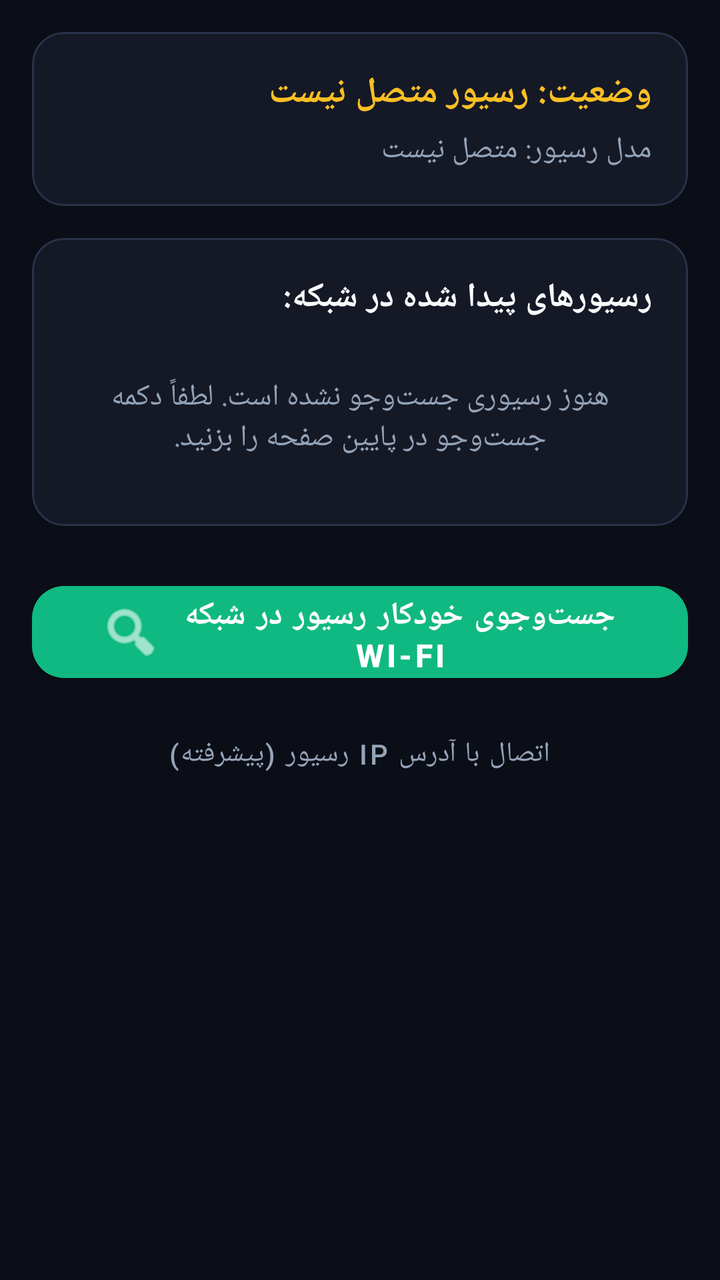
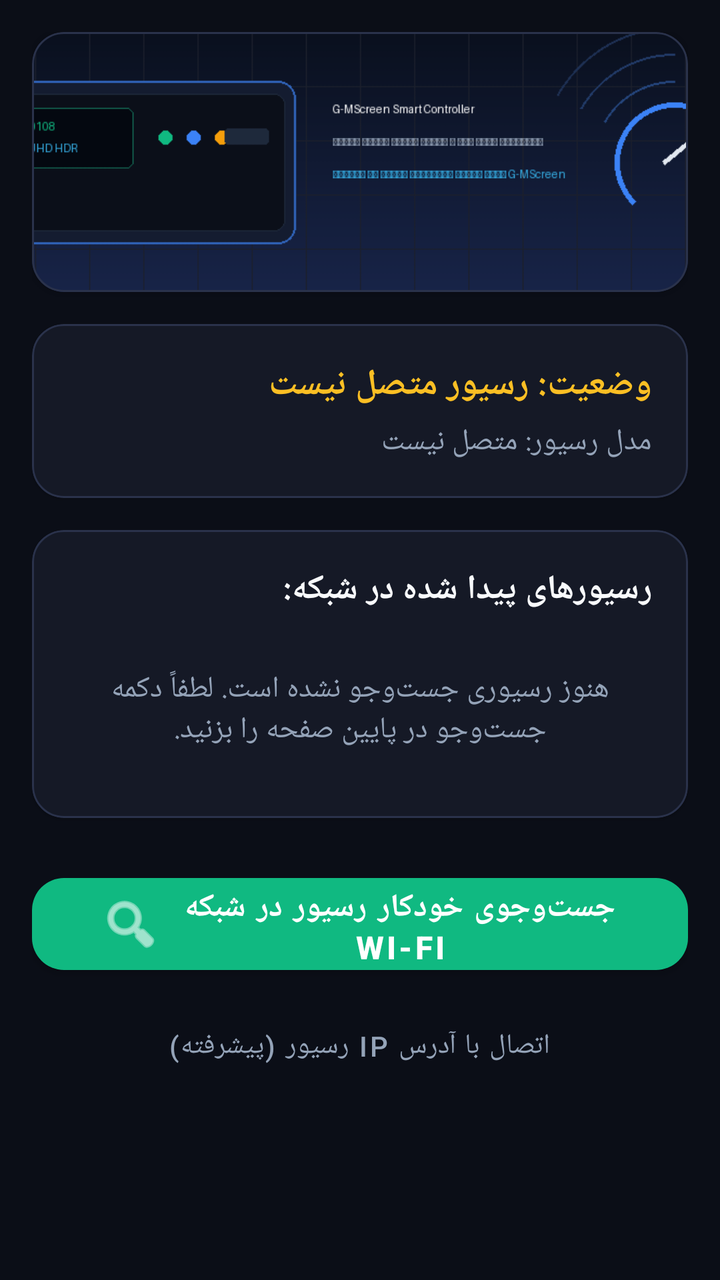

The first picture is an Android layout as it rendered before a commit; the second is the same layout after the commit. The layout source and the unified diff follow.
<!-- AndroidManifest.xml: application theme Theme.GMScreenAccessible -->
<!-- res/layout/fragment_connection.xml -->
<?xml version="1.0" encoding="utf-8"?>
<ScrollView xmlns:android="http://schemas.android.com/apk/res/android"
    xmlns:app="http://schemas.android.com/apk/res-auto"
    android:layout_width="match_parent"
    android:layout_height="match_parent"
    android:background="@color/dark_bg"
    android:fillViewport="true">

    <LinearLayout
        android:layout_width="match_parent"
        android:layout_height="wrap_content"
        android:orientation="vertical"
        android:padding="16dp">

        
        <com.google.android.material.card.MaterialCardView
            android:layout_width="match_parent"
            android:layout_height="wrap_content"
            android:layout_marginBottom="16dp"
            app:cardBackgroundColor="@color/card_bg"
            app:cardCornerRadius="16dp"
            app:strokeColor="@color/card_border"
            app:strokeWidth="1dp">

            <LinearLayout
                android:layout_width="match_parent"
                android:layout_height="wrap_content"
                android:orientation="vertical"
                android:padding="18dp">

                <TextView
                    android:id="@+id/txtStatus"
                    android:layout_width="match_parent"
                    android:layout_height="wrap_content"
                    android:text="@string/stb_status_disconnected"
                    android:textColor="@color/accent_yellow"
                    android:textSize="18sp"
                    android:textStyle="bold"
                    android:focusable="true" />

                <TextView
                    android:id="@+id/txtStbModel"
                    android:layout_width="match_parent"
                    android:layout_height="wrap_content"
                    android:layout_marginTop="6dp"
                    android:text="مدل رسیور: متصل نیست"
                    android:textColor="@color/text_secondary"
                    android:textSize="15sp"
                    android:focusable="true" />

                <com.google.android.material.button.MaterialButton
                    android:id="@+id/btnDisconnect"
                    android:layout_width="wrap_content"
                    android:layout_height="48dp"
                    android:layout_marginTop="14dp"
                    android:text="@string/btn_disconnect"
                    android:textColor="@color/white"
                    android:textStyle="bold"
                    android:visibility="gone"
                    app:backgroundTint="@color/accent_red"
                    app:cornerRadius="12dp" />
            </LinearLayout>
        </com.google.android.material.card.MaterialCardView>

        
        <com.google.android.material.card.MaterialCardView
            android:layout_width="match_parent"
            android:layout_height="wrap_content"
            android:layout_marginBottom="16dp"
            app:cardBackgroundColor="@color/card_bg"
            app:cardCornerRadius="16dp"
            app:strokeColor="@color/card_border"
            app:strokeWidth="1dp">

            <LinearLayout
                android:layout_width="match_parent"
                android:layout_height="wrap_content"
                android:orientation="vertical"
                android:padding="18dp">

                <TextView
                    android:id="@+id/lblDiscovered"
                    android:layout_width="match_parent"
                    android:layout_height="wrap_content"
                    android:text="@string/discovered_devices_title"
                    android:textColor="@color/text_primary"
                    android:textSize="17sp"
                    android:textStyle="bold"
                    android:layout_marginBottom="12dp" />

                <LinearLayout
                    android:id="@+id/containerDiscovered"
                    android:layout_width="match_parent"
                    android:layout_height="wrap_content"
                    android:orientation="vertical">

                    <TextView
                        android:id="@+id/txtNoDevices"
                        android:layout_width="match_parent"
                        android:layout_height="wrap_content"
                        android:text="هنوز رسیوری جست‌وجو نشده است. لطفاً دکمه جست‌وجو در پایین صفحه را بزنید."
                        android:textColor="@color/text_secondary"
                        android:textSize="15sp"
                        android:gravity="center"
                        android:padding="16dp" />
                </LinearLayout>
            </LinearLayout>
        </com.google.android.material.card.MaterialCardView>

        
        <com.google.android.material.card.MaterialCardView
            android:id="@+id/cardManualIp"
            android:layout_width="match_parent"
            android:layout_height="wrap_content"
            android:layout_marginBottom="16dp"
            android:visibility="gone"
            app:cardBackgroundColor="@color/card_bg"
            app:cardCornerRadius="16dp"
            app:strokeColor="@color/primary"
            app:strokeWidth="1dp">

            <LinearLayout
                android:layout_width="match_parent"
                android:layout_height="wrap_content"
                android:orientation="vertical"
                android:padding="18dp">

                <TextView
                    android:layout_width="match_parent"
                    android:layout_height="wrap_content"
                    android:text="ورود دستی آدرس IP رسیور"
                    android:textColor="@color/text_primary"
                    android:textSize="16sp"
                    android:textStyle="bold"
                    android:layout_marginBottom="8dp" />

                <com.google.android.material.textfield.TextInputLayout
                    android:layout_width="match_parent"
                    android:layout_height="wrap_content"
                    android:textColorHint="@color/text_secondary"
                    app:boxStrokeColor="@color/primary"
                    app:hintTextColor="@color/primary">

                    <com.google.android.material.textfield.TextInputEditText
                        android:id="@+id/edtIpAddress"
                        android:layout_width="match_parent"
                        android:layout_height="wrap_content"
                        android:hint="@string/hint_ip_address"
                        android:inputType="textUri"
                        android:textColor="@color/text_primary"
                        android:textSize="16sp" />
                </com.google.android.material.textfield.TextInputLayout>

                <com.google.android.material.button.MaterialButton
                    android:id="@+id/btnConnectManual"
                    android:layout_width="match_parent"
                    android:layout_height="52dp"
                    android:layout_marginTop="12dp"
                    android:text="@string/btn_connect_manual"
                    android:textColor="@color/white"
                    android:textSize="16sp"
                    android:textStyle="bold"
                    app:backgroundTint="@color/primary"
                    app:cornerRadius="12dp" />
            </LinearLayout>
        </com.google.android.material.card.MaterialCardView>

        
        <LinearLayout
            android:layout_width="match_parent"
            android:layout_height="wrap_content"
            android:orientation="vertical"
            android:gravity="center"
            android:layout_marginTop="8dp">

            
            <com.google.android.material.button.MaterialButton
                android:id="@+id/btnAutoDiscover"
                android:layout_width="match_parent"
                android:layout_height="58dp"
                android:text="@string/btn_auto_discover"
                android:contentDescription="دکمه جست‌وجوی خودکار رسیور در شبکه وای‌فای"
                android:textColor="@color/white"
                android:textSize="16sp"
                android:textStyle="bold"
                app:icon="@android:drawable/ic_menu_search"
                app:iconGravity="textStart"
                app:backgroundTint="@color/accent_green"
                app:cornerRadius="16dp" />

            
            <com.google.android.material.button.MaterialButton
                android:id="@+id/btnToggleManualIp"
                style="@style/Widget.MaterialComponents.Button.TextButton"
                android:layout_width="wrap_content"
                android:layout_height="48dp"
                android:layout_marginTop="8dp"
                android:text="اتصال با آدرس IP رسیور (پیشرفته)"
                android:textColor="@color/text_secondary"
                android:textSize="14sp" />
        </LinearLayout>

    </LinearLayout>
</ScrollView>
<!-- resources referenced by this layout -->
<resources>
  <color name="accent_green">#FF10B981</color>
  <color name="accent_red">#FFEF4444</color>
  <color name="accent_yellow">#FFFBBF24</color>
  <color name="card_bg">#FF151926</color>
  <color name="card_border">#FF2A324B</color>
  <color name="dark_bg">#FF0B0E17</color>
  <color name="primary">#FF2563EB</color>
  <color name="text_primary">#FFF8FAFC</color>
  <color name="text_secondary">#FF94A3B8</color>
  <color name="white">#FFFFFFFF</color>
  <string name="btn_auto_discover">جست‌وجوی خودکار رسیور در شبکه Wi-Fi</string>
  <string name="btn_connect_manual">اتصال به IP</string>
  <string name="btn_disconnect">قطع اتصال از رسیور</string>
  <string name="discovered_devices_title">رسیورهای پیدا شده در شبکه:</string>
  <string name="hint_ip_address">آدرس IP رسیور (مثال: 192.168.1.6)</string>
  <string name="stb_status_disconnected">وضعیت: رسیور متصل نیست</string>
  <style name="Theme.GMScreenAccessible" parent="Theme.MaterialComponents.DayNight.NoActionBar">
          <item name="colorPrimary">@color/primary</item>
          <item name="colorPrimaryVariant">@color/primary_variant</item>
          <item name="colorOnPrimary">@color/white</item>
          <item name="colorSecondary">@color/secondary</item>
          <item name="colorSurface">@color/card_bg</item>
          <item name="colorOnSurface">@color/text_primary</item>
          <item name="android:statusBarColor">@color/dark_bg</item>
          <item name="android:navigationBarColor">@color/dark_bg</item>
          <item name="android:windowBackground">@color/dark_bg</item>
          <item name="materialAlertDialogTheme">@style/CustomMaterialAlertDialogTheme</item>
      </style>
  <color name="primary_variant">#FF1D4ED8</color>
  <color name="secondary">#FFF59E0B</color>
  <style name="CustomMaterialAlertDialogTheme" parent="ThemeOverlay.MaterialComponents.MaterialAlertDialog">
          <item name="colorSurface">@color/card_bg_elevated</item>
          <item name="colorOnSurface">@color/text_primary</item>
          <item name="colorPrimary">@color/primary_light</item>
          <item name="shapeAppearanceOverlay">@style/DialogShapeAppearance</item>
      </style>
  <color name="card_bg_elevated">#FF1E2436</color>
  <color name="primary_light">#FF3B82F6</color>
  <style name="DialogShapeAppearance" parent="">
          <item name="cornerSize">16dp</item>
      </style>
</resources>

<!-- the commit's change to res/layout/fragment_connection.xml (unified diff, before → after) -->
@@ -11,6 +11,24 @@
         android:layout_height="wrap_content"
         android:orientation="vertical"
         android:padding="16dp">
+
+        
+        <com.google.android.material.card.MaterialCardView
+            android:layout_width="match_parent"
+            android:layout_height="wrap_content"
+            android:layout_marginBottom="16dp"
+            app:cardBackgroundColor="@color/card_bg"
+            app:cardCornerRadius="16dp"
+            app:strokeColor="@color/card_border"
+            app:strokeWidth="1dp">
+
+            <ImageView
+                android:layout_width="match_parent"
+                android:layout_height="130dp"
+                android:scaleType="centerCrop"
+                android:src="@drawable/banner_stb_connection"
+                android:importantForAccessibility="no" />
+        </com.google.android.material.card.MaterialCardView>
 
         
         <com.google.android.material.card.MaterialCardView
<!-- resource entries referenced after the edit -->
@@ -10,6 +10,7 @@
   <color name="text_primary">#FFF8FAFC</color>
   <color name="text_secondary">#FF94A3B8</color>
   <color name="white">#FFFFFFFF</color>
+  <!-- drawable banner_stb_connection: png bitmap (drawable, 11146 bytes) -->
   <string name="btn_auto_discover">جست‌وجوی خودکار رسیور در شبکه Wi-Fi</string>
   <string name="btn_connect_manual">اتصال به IP</string>
   <string name="btn_disconnect">قطع اتصال از رسیور</string>
